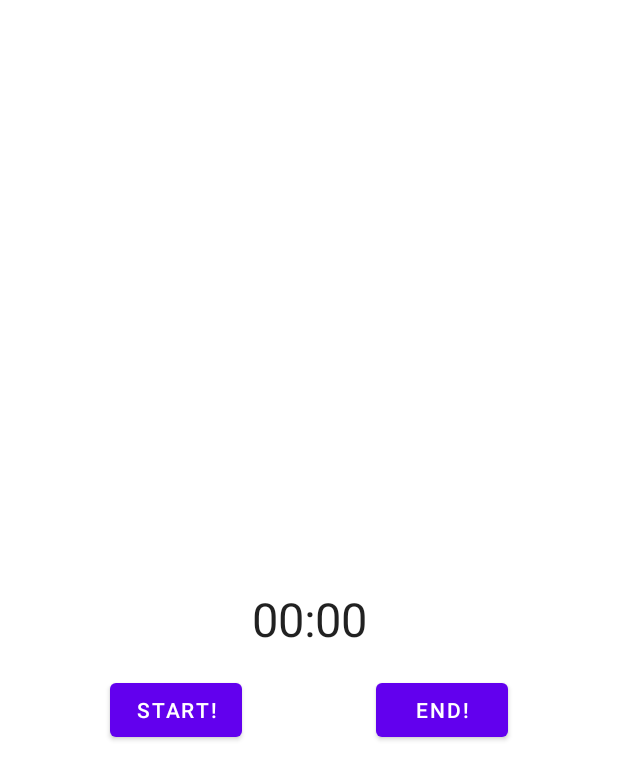
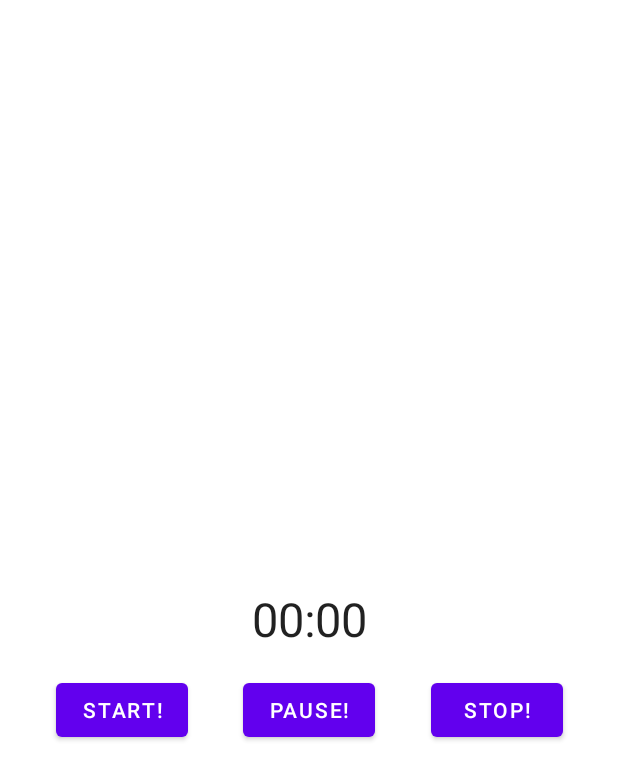
Before and after one commit to Henryyu01/Runtime, an Android app: the layout stopwatch_fragment.xml on its own in the app's theme, with its tools: preview values and no code run, on a phone screen of 412 x 824 dp. Shown: the top 780 px of the screen. Run offline under Robolectric (Android 15) with nearby library versions, the phone set to English and light mode, and no system bars.

Commit message:
Implemented chronometer start/stop, viewModel and data binding functionality

```diff
--- a/app/build.gradle
+++ b/app/build.gradle
@@ -50,4 +50,6 @@ dependencies {
     testImplementation 'junit:junit:4.+'
     androidTestImplementation 'androidx.test.ext:junit:1.1.3'
     androidTestImplementation 'androidx.test.espresso:espresso-core:3.4.0'
+    implementation 'androidx.fragment:fragment-ktx:1.3.6'
+
 }
--- a/app/src/main/java/com/example/runtime/StopwatchViewModel.kt
+++ b/app/src/main/java/com/example/runtime/StopwatchViewModel.kt
@@ -3,5 +3,5 @@ package com.example.runtime
 import androidx.lifecycle.ViewModel
 
 class StopwatchViewModel : ViewModel() {
-    // TODO: Implement the ViewModel
+
 }
--- a/app/src/main/res/layout/stopwatch_fragment.xml
+++ b/app/src/main/res/layout/stopwatch_fragment.xml
@@ -4,7 +4,9 @@
     xmlns:tools="http://schemas.android.com/tools">
 
     <data>
-
+        <variable
+            name="stopwatchViewModel"
+            type="com.example.runtime.StopwatchViewModel" />
     </data>
 
     <androidx.constraintlayout.widget.ConstraintLayout
@@ -30,18 +32,28 @@
             android:layout_height="wrap_content"
             android:text="Start!"
             android:layout_margin="16dp"
-            app:layout_constraintEnd_toStartOf="@id/end"
+            app:layout_constraintEnd_toStartOf="@id/pause"
             app:layout_constraintStart_toStartOf="parent"
             app:layout_constraintTop_toBottomOf="@+id/stopwatch" />
 
         <Button
-            android:id="@+id/end"
+            android:id="@+id/pause"
             android:layout_width="wrap_content"
             android:layout_height="wrap_content"
-            android:text="End!"
+            android:text="Pause!"
+            android:layout_margin="16dp"
+            app:layout_constraintEnd_toEndOf="@id/stop"
+            app:layout_constraintStart_toStartOf="@id/start"
+            app:layout_constraintTop_toBottomOf="@+id/stopwatch" />
+
+        <Button
+            android:id="@+id/stop"
+            android:layout_width="wrap_content"
+            android:layout_height="wrap_content"
+            android:text="Stop!"
             android:layout_margin="16dp"
             app:layout_constraintEnd_toEndOf="parent"
-            app:layout_constraintStart_toEndOf="@id/start"
+            app:layout_constraintStart_toEndOf="@id/pause"
             app:layout_constraintTop_toBottomOf="@+id/stopwatch" />
     </androidx.constraintlayout.widget.ConstraintLayout>
 </layout>
```
Also changed, not shown: app/src/main/java/com/example/runtime/StopwatchFragment.kt (+69 -10 lines), app/src/main/res/layout/activity_main.xml (+12 -1 lines).
